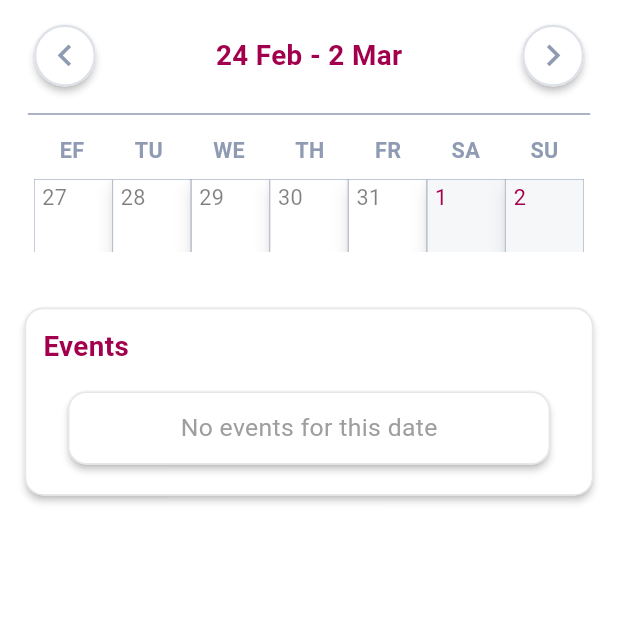
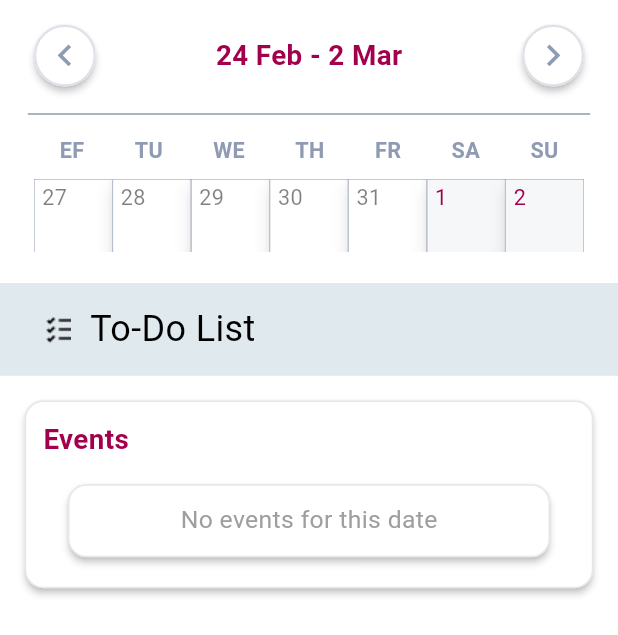
Before and after one commit to IftikharSikder/calendar_project, a Flutter app: the WeeklyCalendarBuilder widget shown alone on an empty page, opened directly, on a phone screen of 412 x 824 dp. Shown: the top 635 px of the screen. Run offline on Flutter 3.47's test engine with Material 3 defaults, Android fonts, the phone set to English and light mode, and no system bars; our stand-ins replace cloud_firestore, firebase_auth, firebase_core, firebase_storage, flutter_colorpicker, flutter_staggered_animations and 7 more; accounts and stored records are empty; network calls fail.

Commit message:
To do added in weekly calendar page

```diff
--- a/lib/features/calendar/custom_widgets/weekly_calendar_builder.dart
+++ b/lib/features/calendar/custom_widgets/weekly_calendar_builder.dart
@@ -389,6 +389,27 @@ class WeeklyCalendarBuilder extends StatelessWidget {
             ),
           ),
         ),
+        Container(
+          color: Color(0xFFE0E9EE),
+          height: screenWidth * .15,
+          child: Row(
+            children: [
+              SizedBox(
+                width: 15,
+              ),
+              Image.asset(
+                'assets/images/todo-list_icon.png',
+                height: 40,
+                width: 40,
+              ),
+              SizedBox(
+                width: 5,
+              ),
+              Text('To-Do List', style: TextStyle(fontSize: 24))
+            ],
+          ),
+        ),
+
         // Card(
         //   margin: EdgeInsets.symmetric(horizontal: screenWidth * 0.04),
         //   elevation: 2,
```
Also changed, not shown: lib/features/calendar/custom_widgets/monthly_calendar_builder.dart (+9 -2 lines).
